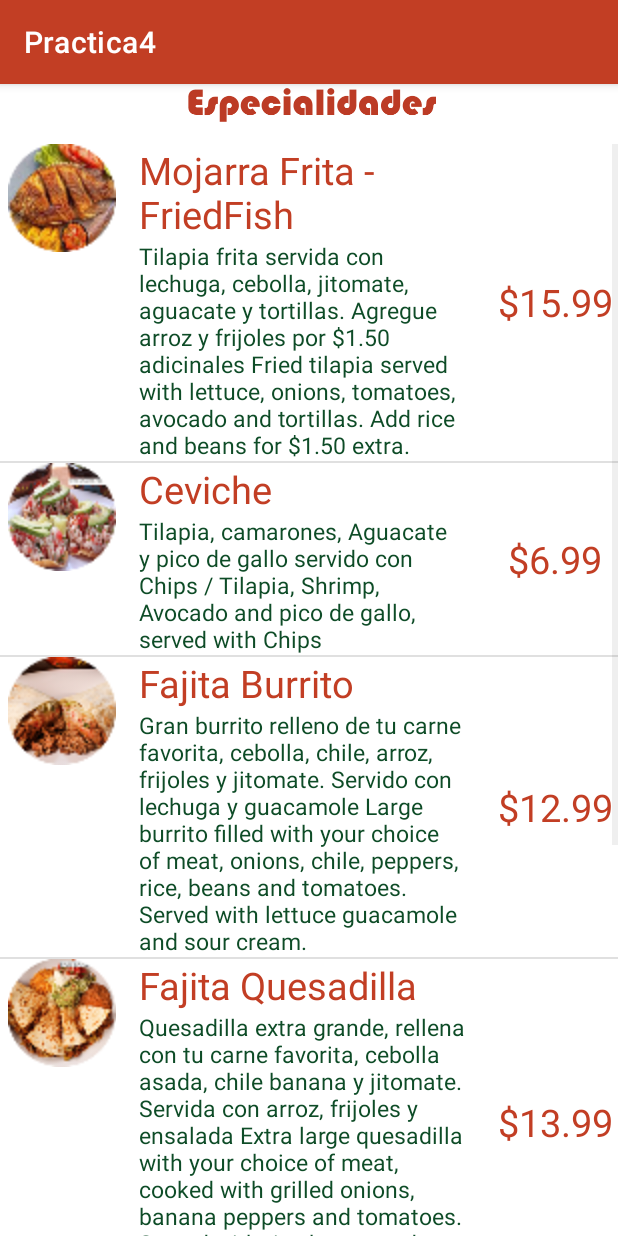
After one commit to ikedark/practica4, an Android app: the EspecialidadesActivity screen opened directly, with no data from a screen before it, on a phone screen of 412 x 824 dp. The commit adds this screen. Run offline under Robolectric (Android 15) with nearby library versions, the phone set to English and light mode, and no system bars.

Commit message:
menuEspecialidades
se agrego y funciona menú de especialidades

```diff
--- a/app/src/main/AndroidManifest.xml
+++ b/app/src/main/AndroidManifest.xml
@@ -11,6 +11,9 @@
         android:supportsRtl="true"
         android:theme="@style/Theme.Practica4"
         tools:targetApi="31">
+        <activity
+            android:name=".EspecialidadesActivity"
+            android:exported="false" />
         <activity
             android:name=".ProductosActivity"
             android:exported="false" />
--- /dev/null
+++ b/app/src/main/java/mx/edu/potros/practica4/EspecialidadesActivity.kt
@@ -0,0 +1,75 @@
+package mx.edu.potros.practica4
+
+import android.content.Context
+import androidx.appcompat.app.AppCompatActivity
+import android.os.Bundle
+import android.view.LayoutInflater
+import android.view.View
+import android.view.ViewGroup
+import android.widget.BaseAdapter
+import android.widget.ImageView
+import android.widget.ListView
+import android.widget.TextView
+
+class EspecialidadesActivity : AppCompatActivity() {
+    var menu: ArrayList<Product> = ArrayList<Product>()
+
+    override fun onCreate(savedInstanceState: Bundle?) {
+        super.onCreate(savedInstanceState)
+        setContentView(R.layout.activity_especialidades)
+
+        agregarProductos()
+
+        var listview: ListView = findViewById(R.id.listview) as ListView
+        var adaptador: AdaptadorProductos = AdaptadorProductos(this, menu)
+        listview.adapter = adaptador
+    }
+
+    fun agregarProductos(){
+        menu.add(Product("Mojarra Frita - FriedFish",R.drawable.mojarra,"Tilapia frita servida con lechuga, cebolla, jitomate, aguacate y tortillas. Agregue arroz y frijoles por \$1.50 adicinales Fried tilapia served with lettuce, onions, tomatoes, avocado and tortillas. Add rice and beans for \$1.50 extra.",15.99))
+        menu.add(Product("Ceviche",R.drawable.ceviche,"Tilapia, camarones, Aguacate y pico de gallo servido con Chips / Tilapia, Shrimp, Avocado and pico de gallo, served with Chips",6.99))
+        menu.add(Product("Fajita Burrito",R.drawable.burritos,"Gran burrito relleno de tu carne favorita, cebolla, chile, arroz, frijoles y jitomate. Servido con lechuga y guacamole Large burrito filled with your choice of meat, onions, chile, peppers, rice, beans and tomatoes. Served with lettuce guacamole and sour cream.",12.99))
+        menu.add(Product("Fajita Quesadilla",R.drawable.fajitaquesadilla,"Quesadilla extra grande, rellena con tu carne favorita, cebolla asada, chile banana y jitomate. Servida con arroz, frijoles y ensalada Extra large quesadilla with your choice of meat, cooked with grilled onions, banana peppers and tomatoes. Served with rice beans and salad.",13.99))
+        menu.add(Product("Botana de Camarones",R.drawable.botanacamarones,"",13.99))
+        menu.add(Product("Coctel Camaron",R.drawable.coctel,"",14.50))
+    }
+
+    private class AdaptadorProductos: BaseAdapter {
+        var productos = ArrayList<Product>()
+        var contexto: Context?=null
+
+        constructor(contexto: Context, productos: ArrayList<Product>){
+            this.productos = productos
+            this.contexto = contexto
+        }
+
+        override fun getCount(): Int {
+            return productos.size
+        }
+
+        override fun getItem(p0: Int): Any {
+            return productos[p0]
+        }
+
+        override fun getItemId(p0: Int): Long {
+            return p0.toLong()
+        }
+
+        override fun getView(p0: Int, p1: View?, p2: ViewGroup?): View {
+            var prod = productos[p0]
+            var inflador = LayoutInflater.from(contexto)
+            var vista = inflador.inflate(R.layout.producto_view,null)
+
+            var imagen = vista.findViewById(R.id.producto_img) as ImageView
+            var nombre = vista.findViewById(R.id.producto_nombre) as TextView
+            var desc = vista.findViewById(R.id.producto_desc) as TextView
+            var precio = vista.findViewById(R.id.producto_precio) as TextView
+
+            imagen.setImageResource(prod.image)
+            nombre.setText(prod.name)
+            desc.setText(prod.description)
+            precio.setText("$${prod.price}")
+            return vista
+        }
+    }
+}
--- a/app/src/main/java/mx/edu/potros/practica4/MenuActivity.kt
+++ b/app/src/main/java/mx/edu/potros/practica4/MenuActivity.kt
@@ -11,10 +11,16 @@ class MenuActivity : AppCompatActivity() {
         setContentView(R.layout.activity_menu)
 
         var btnAntojitos: Button = findViewById(R.id.button_antojitos) as Button
+        var btnEspecialidades: Button = findViewById(R.id.button_especialidades) as Button
 
         btnAntojitos.setOnClickListener {
             var intent: Intent = Intent(this, ProductosActivity::class.java)
             startActivity(intent)
         }
+
+        btnEspecialidades.setOnClickListener {
+            var intent: Intent = Intent(this, EspecialidadesActivity::class.java)
+            startActivity(intent)
+        }
     }
 }
--- /dev/null
+++ b/app/src/main/res/layout/activity_especialidades.xml
@@ -0,0 +1,20 @@
+<?xml version="1.0" encoding="utf-8"?>
+<LinearLayout xmlns:android="http://schemas.android.com/apk/res/android"
+    xmlns:app="http://schemas.android.com/apk/res-auto"
+    xmlns:tools="http://schemas.android.com/tools"
+    android:layout_width="match_parent"
+    android:layout_height="match_parent"
+    android:orientation="vertical"
+    tools:context=".EspecialidadesActivity">
+
+    <ImageView
+        android:layout_width="match_parent"
+        android:layout_height="wrap_content"
+        android:src="@drawable/especialidades"/>
+
+    <ListView
+        android:id="@+id/listview"
+        android:layout_width="match_parent"
+        android:layout_height="match_parent"/>
+
+</LinearLayout>
```
